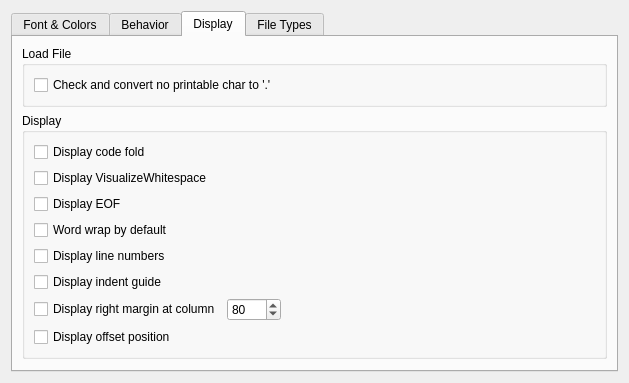
The window that liteidex/src/plugins/liteeditor/liteeditoroption.ui (visualfc/liteide) describes before a commit, drawn with Qt 5.
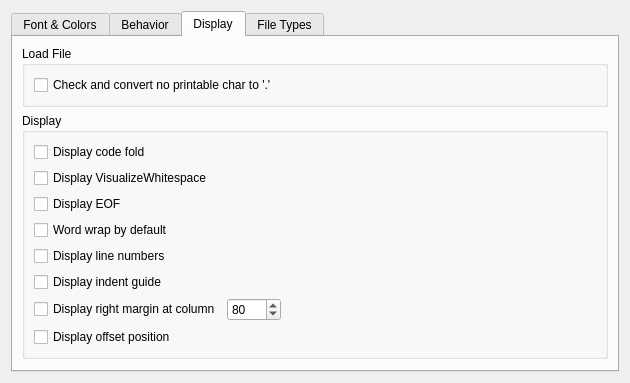
The same window after the commit. The open tabs and pages were chosen to show the change.

What changed in the file:
```diff
--- a/liteidex/src/plugins/liteeditor/liteeditoroption.ui
+++ b/liteidex/src/plugins/liteeditor/liteeditoroption.ui
@@ -6,7 +6,7 @@
    <rect>
     <x>0</x>
     <y>0</y>
-    <width>629</width>
+    <width>630</width>
     <height>377</height>
    </rect>
   </property>
@@ -455,7 +455,7 @@
           <item>
            <widget class="QCheckBox" name="indentLineCheckBox">
             <property name="text">
-             <string>Display indent guide </string>
+             <string>Display indent guide</string>
             </property>
            </widget>
           </item>
```
Left out of the diff: 2 changed lines with no effect on the pictures.
